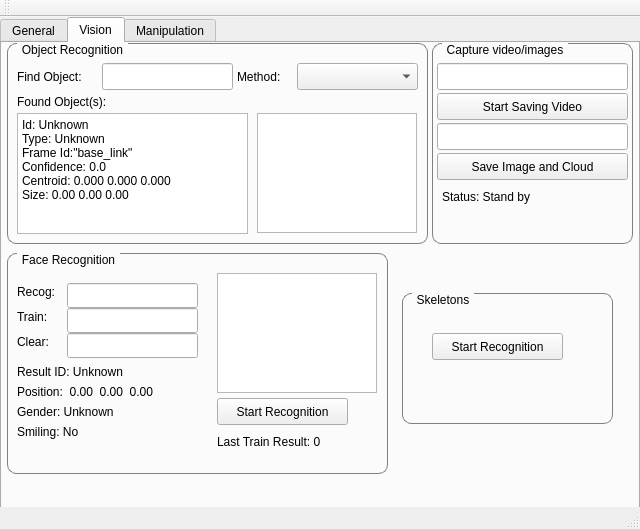
Qt form catkin_ws/src/hri/justina_gui/src/MainWindow.ui (RobotJustina/JUSTINA) before a commit.
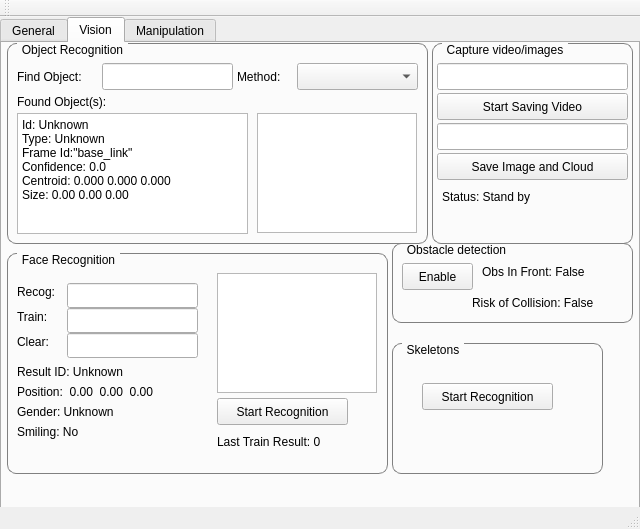
The same form after that commit.

Commit message: Modify point cloud manager for publishing a downsampled cloud. Add contros to GUI to enable/disable obstacle detections using kinect. Modify obs_detect node for using cloud instead of only laser. Still not working. Add functions to justina_tools for operating the new obs_detect

Patch:
```diff
--- a/catkin_ws/src/hri/justina_gui/src/MainWindow.ui
+++ b/catkin_ws/src/hri/justina_gui/src/MainWindow.ui
@@ -1472,8 +1472,8 @@
      <widget class="QGroupBox" name="gbSkeletons">
       <property name="geometry">
        <rect>
-        <x>400</x>
-        <y>250</y>
+        <x>390</x>
+        <y>300</y>
         <width>211</width>
         <height>131</height>
        </rect>
@@ -1495,6 +1495,58 @@
        </property>
       </widget>
      </widget>
+     <widget class="QGroupBox" name="gbObsDetection">
+      <property name="geometry">
+       <rect>
+        <x>390</x>
+        <y>200</y>
+        <width>241</width>
+        <height>80</height>
+       </rect>
+      </property>
+      <property name="title">
+       <string>Obstacle detection</string>
+      </property>
+      <widget class="QPushButton" name="navBtnStartObsDetection">
+       <property name="geometry">
+        <rect>
+         <x>10</x>
+         <y>20</y>
+         <width>71</width>
+         <height>27</height>
+        </rect>
+       </property>
+       <property name="text">
+        <string>Enable</string>
+       </property>
+      </widget>
+      <widget class="QLabel" name="navLblObstacleInFront">
+       <property name="geometry">
+        <rect>
+         <x>90</x>
+         <y>20</y>
+         <width>141</width>
+         <height>17</height>
+        </rect>
+       </property>
+       <property name="text">
+        <string>Obs In Front: False</string>
+       </property>
+      </widget>
+      <widget class="QLabel" name="navLblRiskOfCollision">
+       <property name="geometry">
+        <rect>
+         <x>80</x>
+         <y>50</y>
+         <width>151</width>
+         <height>20</height>
+        </rect>
+       </property>
+       <property name="text">
+        <string>Risk of Collision: False</string>
+       </property>
+      </widget>
+     </widget>
     </widget>
     <widget class="QWidget" name="tabManipulation">
      <attribute name="title">
```
Left out of the diff: 2 changed lines with no effect on the pictures. The commit also changes 12 other files.
